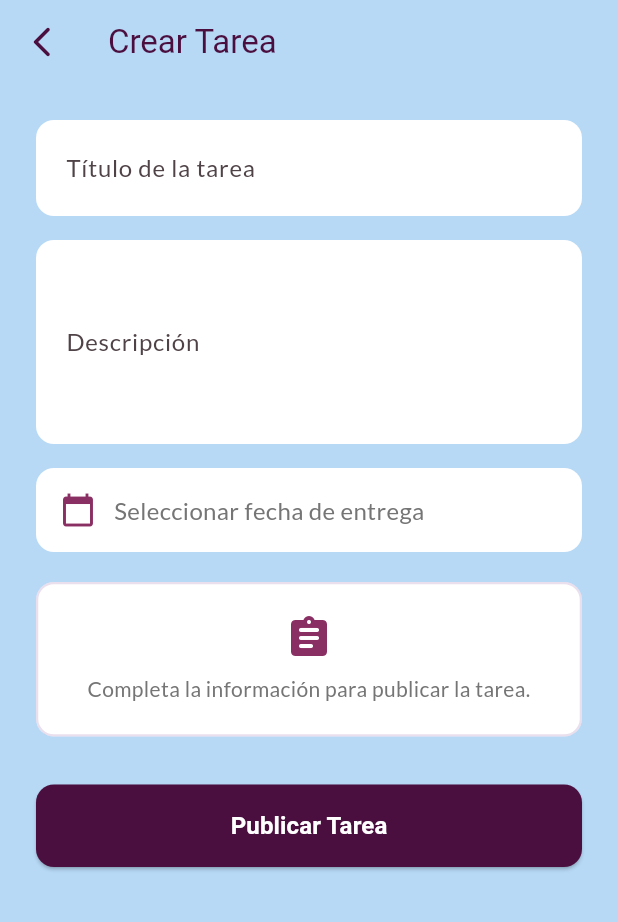
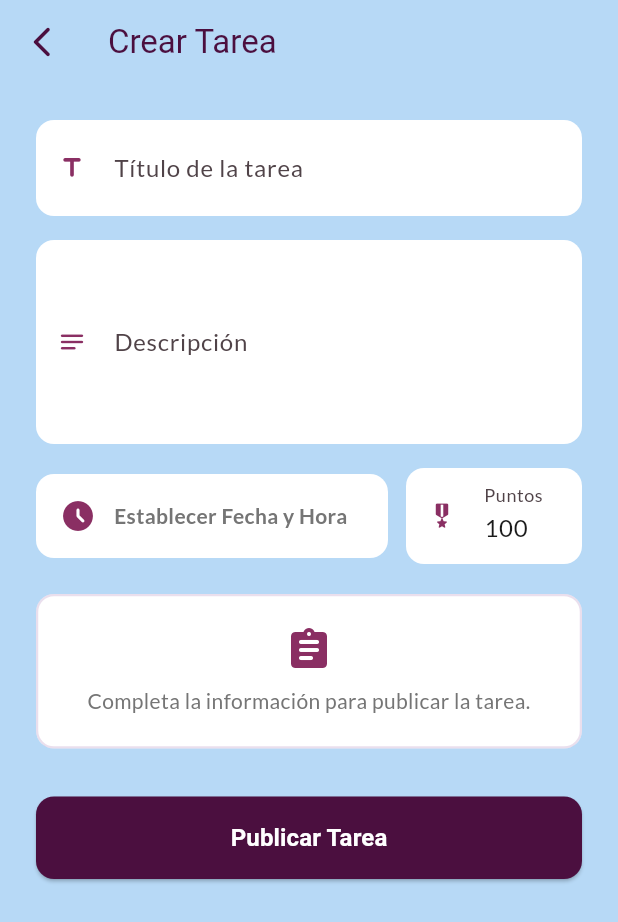
Before and after one commit to Aron-117/App_Lideres-priv, a Flutter app: the CreateTaskScreen screen opened directly, on a phone screen of 412 x 824 dp. Shown: the top 922 px of the screen. Run offline on Flutter 3.47's test engine with Material 3 defaults, Android fonts, the phone set to English and light mode, and no system bars; our stand-ins replace file_picker, flutter_secure_storage, google_fonts; accounts and stored records are empty.

Commit message:
agregado calificaciones y visualizacion de entrega

```diff
--- a/lib/core/models/resource_model.dart
+++ b/lib/core/models/resource_model.dart
@@ -4,6 +4,8 @@ class Resource {
   final String? description;
   final String type; // "material" o "tarea"
   final DateTime? dueDate;
+  final int? maxScore; // Puntaje máximo de la tarea
+  final int? studentScore; // Calificación obtenida por el alumno
 
   Resource({
     required this.id,
@@ -11,6 +13,8 @@ class Resource {
     this.description,
     required this.type,
     this.dueDate,
+    this.maxScore,
+    this.studentScore,
   });
 
   factory Resource.fromJson(Map<String, dynamic> json) {
@@ -21,16 +25,22 @@ class Resource {
       description: json['descripcion'],
       type: json['tipo'],
       dueDate: json['fecha_entrega'] != null
-          ? DateTime.parse(json['fecha_entrega'])
+          ? DateTime.parse(json['fecha_entrega']).toLocal()
           : null,
+      // EL CAMBIO: Ahora leemos el puntaje máximo desde el campo "calificacion" de la tabla Tarea
+      maxScore: json['calificacion'] ?? 100,
+      studentScore: null, // La nota del alumno se lee desde el Provider (tabla Entrega), así que aquí va null
     );
   }
+
   Resource copyWith({
     int? id,
     String? title,
     String? description,
     String? type,
     DateTime? dueDate,
+    int? maxScore,
+    int? studentScore,
   }) {
     return Resource(
       id: id ?? this.id,
@@ -38,6 +48,8 @@ class Resource {
       description: description ?? this.description,
       type: type ?? this.type,
       dueDate: dueDate ?? this.dueDate,
+      maxScore: maxScore ?? this.maxScore,
+      studentScore: studentScore ?? this.studentScore,
     );
   }
 }
--- a/lib/features/courses/create_task_screen.dart
+++ b/lib/features/courses/create_task_screen.dart
@@ -18,6 +18,7 @@ class _CreateTaskScreenState extends State<CreateTaskScreen> {
   final _formKey = GlobalKey<FormState>();
   late final TextEditingController _titleController;
   late final TextEditingController _descController;
+  late final TextEditingController _scoreController;
   DateTime? _selectedDate;
   bool _isLoading = false;
 
@@ -30,6 +31,9 @@ class _CreateTaskScreenState extends State<CreateTaskScreen> {
     _descController = TextEditingController(
       text: widget.task?.description ?? '',
     );
+    _scoreController = TextEditingController(
+      text: widget.task?.maxScore?.toString() ?? '100',
+    );
     _selectedDate = widget.task?.dueDate;
   }
 
@@ -37,6 +41,7 @@ class _CreateTaskScreenState extends State<CreateTaskScreen> {
   void dispose() {
     _titleController.dispose();
     _descController.dispose();
+    _scoreController.dispose();
     super.dispose();
   }
 
@@ -47,10 +52,26 @@ class _CreateTaskScreenState extends State<CreateTaskScreen> {
       firstDate: DateTime.now(),
       lastDate: DateTime.now().add(const Duration(days: 365)),
     );
-    if (date != null) {
+
+    if (date != null && mounted) {
+      final time = await showTimePicker(
+        context: context,
+        initialTime: _selectedDate != null
+            ? TimeOfDay.fromDateTime(_selectedDate!)
+            : const TimeOfDay(hour: 23, minute: 59),
+      );
+
+      if (time != null) {
         setState(() {
-        _selectedDate = date;
+          _selectedDate = DateTime(
+            date.year,
+            date.month,
+            date.day,
+            time.hour,
+            time.minute,
+          );
         });
+      }
     }
   }
 
@@ -60,7 +81,7 @@ class _CreateTaskScreenState extends State<CreateTaskScreen> {
     if (_selectedDate == null) {
       ScaffoldMessenger.of(context).showSnackBar(
         const SnackBar(
-          content: Text('Por favor selecciona una fecha de entrega'),
+          content: Text('Por favor selecciona una fecha y hora de entrega'),
         ),
       );
       return;
@@ -68,10 +89,13 @@ class _CreateTaskScreenState extends State<CreateTaskScreen> {
 
     setState(() => _isLoading = true);
 
+    // --- EL CAMBIO ESTÁ AQUÍ ---
     final Map<String, dynamic> data = {
       'titulo': _titleController.text.trim(),
       'descripcion': _descController.text.trim(),
       'fecha_entrega': _selectedDate!.toIso8601String(),
+      // Ahora enviamos "calificacion" como acordaste con tu compañero
+      'calificacion': int.tryParse(_scoreController.text.trim()) ?? 100,
     };
 
     final provider = context.read<ResourceProvider>();
@@ -98,6 +122,7 @@ class _CreateTaskScreenState extends State<CreateTaskScreen> {
         description: _descController.text.trim(),
         type: 'tarea',
         dueDate: _selectedDate,
+        maxScore: int.tryParse(_scoreController.text.trim()) ?? 100,
       );
       if (!mounted) return;
       Navigator.pop(context, updatedTask);
@@ -150,22 +175,18 @@ class _CreateTaskScreenState extends State<CreateTaskScreen> {
           child: Column(
             crossAxisAlignment: CrossAxisAlignment.stretch,
             children: [
-              // --- CAMPO TÍTULO CORREGIDO ---
               TextFormField(
                 controller: _titleController,
                 decoration: const InputDecoration(
                   labelText: 'Título de la tarea',
+                  prefixIcon: Icon(Icons.title_rounded, color: AppColors.primary, size: 20),
                   filled: true,
                   fillColor: AppColors.surfaceWhite,
-                  // Truco del Login: UnderlineInputBorder sin borde visible
                   border: UnderlineInputBorder(
                     borderRadius: BorderRadius.all(Radius.circular(12)),
                     borderSide: BorderSide.none,
                   ),
-                  contentPadding: EdgeInsets.symmetric(
-                    horizontal: 16,
-                    vertical: 12,
-                  ),
+                  contentPadding: EdgeInsets.symmetric(horizontal: 16, vertical: 12),
                 ),
                 validator: (val) =>
                     val == null || val.isEmpty ? 'Requerido' : null,
@@ -173,23 +194,19 @@ class _CreateTaskScreenState extends State<CreateTaskScreen> {
 
               const SizedBox(height: 16),
 
-              // --- CAMPO DESCRIPCIÓN CORREGIDO ---
               TextFormField(
                 controller: _descController,
                 maxLines: 4,
                 decoration: const InputDecoration(
                   labelText: 'Descripción',
+                  prefixIcon: Icon(Icons.notes_rounded, color: AppColors.primary, size: 20),
                   filled: true,
                   fillColor: AppColors.surfaceWhite,
-                  // Truco del Login: UnderlineInputBorder sin borde visible
                   border: UnderlineInputBorder(
                     borderRadius: BorderRadius.all(Radius.circular(12)),
                     borderSide: BorderSide.none,
                   ),
-                  contentPadding: EdgeInsets.symmetric(
-                    horizontal: 16,
-                    vertical: 12,
-                  ),
+                  contentPadding: EdgeInsets.symmetric(horizontal: 16, vertical: 12),
                 ),
                 validator: (val) =>
                     val == null || val.isEmpty ? 'Requerido' : null,
@@ -197,7 +214,11 @@ class _CreateTaskScreenState extends State<CreateTaskScreen> {
 
               const SizedBox(height: 16),
 
-              InkWell(
+              Row(
+                children: [
+                  Expanded(
+                    flex: 2,
+                    child: InkWell(
                       onTap: _pickDate,
                       child: Container(
                         padding: const EdgeInsets.all(16),
@@ -208,22 +229,45 @@ class _CreateTaskScreenState extends State<CreateTaskScreen> {
                         child: Row(
                           children: [
                             const Icon(
-                        Icons.calendar_today,
+                              Icons.access_time_filled_rounded,
                               color: AppColors.primary,
                             ),
                             const SizedBox(width: 12),
-                      Text(
+                            Expanded(
+                              child: Text(
                                 _selectedDate == null
-                            ? 'Seleccionar fecha de entrega'
-                            : 'Entrega: '
-                                  '${_selectedDate!.day}/'
-                                  '${_selectedDate!.month}/'
-                                  '${_selectedDate!.year}',
-                        style: const TextStyle(fontSize: 16),
+                                    ? 'Establecer Fecha y Hora'
+                                    : '${_selectedDate!.day}/${_selectedDate!.month}/${_selectedDate!.year} - ${_selectedDate!.hour.toString().padLeft(2, '0')}:${_selectedDate!.minute.toString().padLeft(2, '0')}',
+                                style: const TextStyle(fontSize: 14, fontWeight: FontWeight.bold),
+                                overflow: TextOverflow.ellipsis,
+                              ),
                             ),
                           ],
                         ),
                       ),
+                    ),
+                  ),
+                  const SizedBox(width: 12),
+                  Expanded(
+                    flex: 1,
+                    child: TextFormField(
+                      controller: _scoreController,
+                      keyboardType: TextInputType.number,
+                      decoration: const InputDecoration(
+                        labelText: 'Puntos',
+                        prefixIcon: Icon(Icons.military_tech_rounded, color: AppColors.primary, size: 20),
+                        filled: true,
+                        fillColor: AppColors.surfaceWhite,
+                        border: UnderlineInputBorder(
+                          borderRadius: BorderRadius.all(Radius.circular(12)),
+                          borderSide: BorderSide.none,
+                        ),
+                        contentPadding: EdgeInsets.symmetric(horizontal: 8, vertical: 12),
+                      ),
+                      validator: (val) => val == null || val.isEmpty ? 'Req.' : null,
+                    ),
+                  ),
+                ],
               ),
 
               const SizedBox(height: 20),
```
Also changed, not shown: lib/core/providers/task_detail_provider.dart (+19 -2 lines), lib/features/courses/task_detail_screen.dart (+195 -168 lines), lib/services/course_service.dart (+20 -1 lines). Lines whose indentation alone changed are shown as unchanged.
